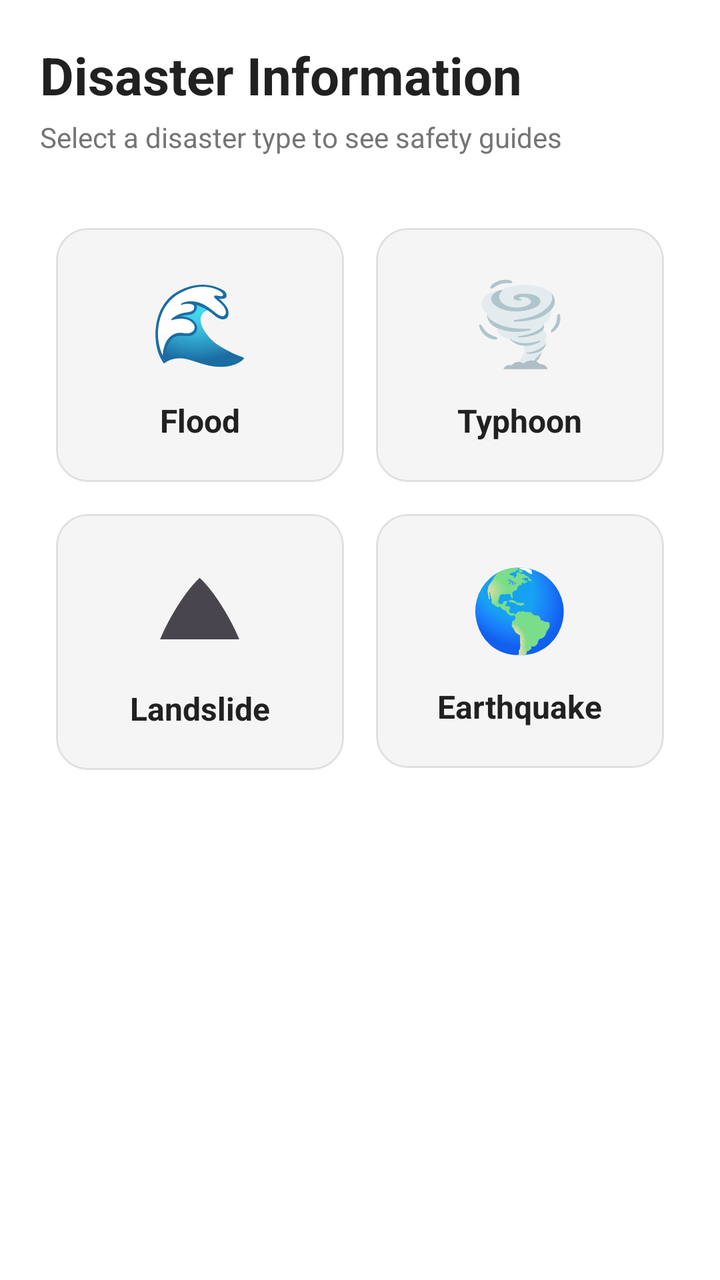
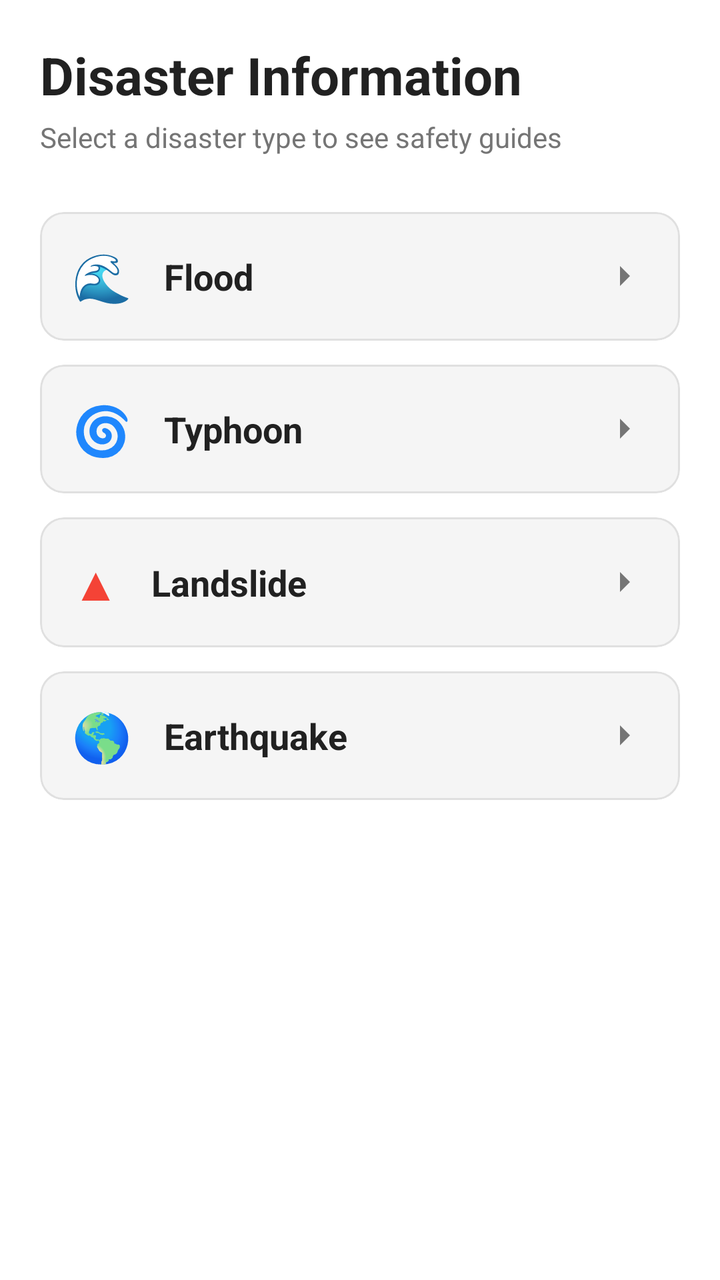

Two renders of the same Android screen: before a commit and after it. Below are the layout's source before the change and the commit's diff.
<!-- AndroidManifest.xml: application theme Theme.Resilio -->
<!-- res/layout/fragment_disaster_awareness.xml -->
<?xml version="1.0" encoding="utf-8"?>
<androidx.coordinatorlayout.widget.CoordinatorLayout xmlns:android="http://schemas.android.com/apk/res/android"
    xmlns:app="http://schemas.android.com/apk/res-auto"
    android:layout_width="match_parent"
    android:layout_height="match_parent"
    android:background="@color/background">

    <com.google.android.material.appbar.AppBarLayout
        android:layout_width="match_parent"
        android:layout_height="wrap_content"
        android:background="@color/background"
        app:elevation="0dp">

        <LinearLayout
            android:layout_width="match_parent"
            android:layout_height="wrap_content"
            android:orientation="vertical"
            android:padding="20dp">

            <TextView
                android:layout_width="wrap_content"
                android:layout_height="wrap_content"
                android:text="@string/disaster_info_title"
                android:textSize="26sp"
                android:textStyle="bold"
                android:textColor="@color/text_primary" />

            <TextView
                android:layout_width="wrap_content"
                android:layout_height="wrap_content"
                android:text="Select a disaster type to see safety guides"
                android:textSize="14sp"
                android:textColor="@color/text_secondary"
                android:layout_marginTop="4dp"/>
        </LinearLayout>
    </com.google.android.material.appbar.AppBarLayout>

    <androidx.core.widget.NestedScrollView
        android:layout_width="match_parent"
        android:layout_height="match_parent"
        app:layout_behavior="@string/appbar_scrolling_view_behavior">

        <LinearLayout
            android:layout_width="match_parent"
            android:layout_height="wrap_content"
            android:orientation="vertical"
            android:paddingHorizontal="20dp"
            android:paddingTop="8dp"
            android:paddingBottom="24dp">

            <GridLayout
                android:layout_width="match_parent"
                android:layout_height="wrap_content"
                android:columnCount="2">

            
            <com.google.android.material.card.MaterialCardView
                android:id="@+id/card_flood"
                android:layout_width="0dp"
                android:layout_height="wrap_content"
                android:layout_columnWeight="1"
                android:layout_margin="8dp"
                app:cardCornerRadius="16dp"
                app:cardBackgroundColor="@color/surface"
                app:strokeWidth="1dp"
                app:strokeColor="@color/divider_color"
                android:clickable="true"
                android:focusable="true">
                <LinearLayout
                    android:layout_width="match_parent"
                    android:layout_height="wrap_content"
                    android:orientation="vertical"
                    android:padding="20dp"
                    android:gravity="center">
                    <TextView
                        android:layout_width="wrap_content"
                        android:layout_height="wrap_content"
                        android:text="🌊"
                        android:textSize="40sp"/>
                    <TextView
                        android:layout_width="wrap_content"
                        android:layout_height="wrap_content"
                        android:text="@string/filter_flood"
                        android:textColor="@color/text_primary"
                        android:textStyle="bold"
                        android:textSize="16sp"
                        android:layout_marginTop="12dp"/>
                </LinearLayout>
            </com.google.android.material.card.MaterialCardView>

            
            <com.google.android.material.card.MaterialCardView
                android:id="@+id/card_typhoon"
                android:layout_width="0dp"
                android:layout_height="wrap_content"
                android:layout_columnWeight="1"
                android:layout_margin="8dp"
                app:cardCornerRadius="16dp"
                app:cardBackgroundColor="@color/surface"
                app:strokeWidth="1dp"
                app:strokeColor="@color/divider_color"
                android:clickable="true"
                android:focusable="true">
                <LinearLayout
                    android:layout_width="match_parent"
                    android:layout_height="wrap_content"
                    android:orientation="vertical"
                    android:padding="20dp"
                    android:gravity="center">
                    <TextView
                        android:layout_width="wrap_content"
                        android:layout_height="wrap_content"
                        android:text="🌪"
                        android:textSize="40sp"/>
                    <TextView
                        android:layout_width="wrap_content"
                        android:layout_height="wrap_content"
                        android:text="@string/filter_typhoon"
                        android:textColor="@color/text_primary"
                        android:textStyle="bold"
                        android:textSize="16sp"
                        android:layout_marginTop="12dp"/>
                </LinearLayout>
            </com.google.android.material.card.MaterialCardView>

            
            <com.google.android.material.card.MaterialCardView
                android:id="@+id/card_landslide"
                android:layout_width="0dp"
                android:layout_height="wrap_content"
                android:layout_columnWeight="1"
                android:layout_margin="8dp"
                app:cardCornerRadius="16dp"
                app:cardBackgroundColor="@color/surface"
                app:strokeWidth="1dp"
                app:strokeColor="@color/divider_color"
                android:clickable="true"
                android:focusable="true">
                <LinearLayout
                    android:layout_width="match_parent"
                    android:layout_height="wrap_content"
                    android:orientation="vertical"
                    android:padding="20dp"
                    android:gravity="center">
                    <TextView
                        android:layout_width="wrap_content"
                        android:layout_height="wrap_content"
                        android:text="⛰"
                        android:textSize="40sp"/>
                    <TextView
                        android:layout_width="wrap_content"
                        android:layout_height="wrap_content"
                        android:text="@string/filter_landslide"
                        android:textColor="@color/text_primary"
                        android:textStyle="bold"
                        android:textSize="16sp"
                        android:layout_marginTop="12dp"/>
                </LinearLayout>
            </com.google.android.material.card.MaterialCardView>

            
            <com.google.android.material.card.MaterialCardView
                android:id="@+id/card_earthquake"
                android:layout_width="0dp"
                android:layout_height="wrap_content"
                android:layout_columnWeight="1"
                android:layout_margin="8dp"
                app:cardCornerRadius="16dp"
                app:cardBackgroundColor="@color/surface"
                app:strokeWidth="1dp"
                app:strokeColor="@color/divider_color"
                android:clickable="true"
                android:focusable="true">
                <LinearLayout
                    android:layout_width="match_parent"
                    android:layout_height="wrap_content"
                    android:orientation="vertical"
                    android:padding="20dp"
                    android:gravity="center">
                    <TextView
                        android:layout_width="wrap_content"
                        android:layout_height="wrap_content"
                        android:text="🌎"
                        android:textSize="40sp"/>
                    <TextView
                        android:layout_width="wrap_content"
                        android:layout_height="wrap_content"
                        android:text="@string/filter_earthquake"
                        android:textColor="@color/text_primary"
                        android:textStyle="bold"
                        android:textSize="16sp"
                        android:layout_marginTop="12dp"/>
                </LinearLayout>
            </com.google.android.material.card.MaterialCardView>

            </GridLayout>
        </LinearLayout>
    </androidx.core.widget.NestedScrollView>

</androidx.coordinatorlayout.widget.CoordinatorLayout>
<!-- resources referenced by this layout -->
<resources>
  <color name="background">#FFFFFF</color>
  <color name="divider_color">#E0E0E0</color>
  <color name="surface">#F5F5F5</color>
  <color name="text_primary">#212121</color>
  <color name="text_secondary">#757575</color>
  <string name="disaster_info_title">Disaster Information</string>
  <string name="filter_earthquake">Earthquake</string>
  <string name="filter_flood">Flood</string>
  <string name="filter_landslide">Landslide</string>
  <string name="filter_typhoon">Typhoon</string>
  <style name="Theme.Resilio" parent="Base.Theme.Resilio" />
  <style name="Base.Theme.Resilio" parent="Theme.Material3.DayNight.NoActionBar">
          
          <item name="colorPrimary">@color/gold_accent</item>
          <item name="colorOnPrimary">@color/black</item>
          <item name="colorSecondary">@color/secondary_blue</item>
          <item name="colorOnSecondary">@color/white</item>
          <item name="colorTertiary">@color/primary_green</item>
          <item name="android:windowBackground">@color/background</item>
          <item name="android:textColorPrimary">@color/text_primary</item>
          <item name="android:textColorSecondary">@color/text_secondary</item>
      </style>
  <color name="gold_accent">#FFD700</color>
  <color name="black">#FF000000</color>
  <color name="secondary_blue">#2196F3</color>
  <color name="white">#FFFFFFFF</color>
  <color name="primary_green">#4CAF50</color>
</resources>

<!-- the commit's change to res/layout/fragment_disaster_awareness.xml (unified diff, before → after) -->
@@ -46,154 +46,330 @@
             android:orientation="vertical"
             android:paddingHorizontal="20dp"
             android:paddingTop="8dp"
-            android:paddingBottom="24dp">
-
-            <GridLayout
+            android:paddingBottom="40dp">
+
+            
+            <LinearLayout
                 android:layout_width="match_parent"
                 android:layout_height="wrap_content"
-                android:columnCount="2">
+                android:orientation="vertical">
+
+                
+                <com.google.android.material.card.MaterialCardView
+                    android:id="@+id/card_flood"
+                    android:layout_width="match_parent"
+                    android:layout_height="wrap_content"
+                    android:layout_marginBottom="12dp"
+                    app:cardCornerRadius="12dp"
+                    app:cardBackgroundColor="@color/surface"
+                    app:strokeWidth="1dp"
+                    app:strokeColor="@color/divider_color"
+                    android:clickable="true"
+                    android:focusable="true">
+                    <LinearLayout
+                        android:layout_width="match_parent"
+                        android:layout_height="wrap_content"
+                        android:orientation="horizontal"
+                        android:padding="16dp"
+                        android:gravity="center_vertical">
+                        <TextView
+                            android:layout_width="wrap_content"
+                            android:layout_height="wrap_content"
+                            android:text="🌊"
+                            android:textSize="24sp"/>
+                        <TextView
+                            android:layout_width="0dp"
+                            android:layout_height="wrap_content"
+                            android:layout_weight="1"
+                            android:layout_marginStart="16dp"
+                            android:text="@string/filter_flood"
+                            android:textColor="@color/text_primary"
+                            android:textStyle="bold"
+                            android:textSize="18sp"/>
+                        <ImageView
+                            android:id="@+id/iv_chevron_flood"
+                            android:layout_width="24dp"
+                            android:layout_height="24dp"
+                            android:src="@drawable/ic_arrow_drop_down"
+                            app:tint="@color/text_secondary"
+                            android:rotation="-90"
+                            android:contentDescription="@null"/>
+                    </LinearLayout>
+                </com.google.android.material.card.MaterialCardView>
+
+                
+                <com.google.android.material.card.MaterialCardView
+                    android:id="@+id/card_typhoon"
+                    android:layout_width="match_parent"
+                    android:layout_height="wrap_content"
+                    android:layout_marginBottom="12dp"
+                    app:cardCornerRadius="12dp"
+                    app:cardBackgroundColor="@color/surface"
+                    app:strokeWidth="1dp"
+                    app:strokeColor="@color/divider_color"
+                    android:clickable="true"
+                    android:focusable="true">
+                    <LinearLayout
+                        android:layout_width="match_parent"
+                        android:layout_height="wrap_content"
+                        android:orientation="horizontal"
+                        android:padding="16dp"
+                        android:gravity="center_vertical">
+                        <TextView
+                            android:layout_width="wrap_content"
+                            android:layout_height="wrap_content"
+                            android:text="🌀"
+                            android:textSize="24sp"/>
+                        <TextView
+                            android:layout_width="0dp"
+                            android:layout_height="wrap_content"
+                            android:layout_weight="1"
+                            android:layout_marginStart="16dp"
+                            android:text="@string/filter_typhoon"
+                            android:textColor="@color/text_primary"
+                            android:textStyle="bold"
+                            android:textSize="18sp"/>
+                        <ImageView
+                            android:id="@+id/iv_chevron_typhoon"
+                            android:layout_width="24dp"
+                            android:layout_height="24dp"
+                            android:src="@drawable/ic_arrow_drop_down"
+                            app:tint="@color/text_secondary"
+                            android:rotation="-90"
+                            android:contentDescription="@null"/>
+                    </LinearLayout>
+                </com.google.android.material.card.MaterialCardView>
+
+                
+                <com.google.android.material.card.MaterialCardView
+                    android:id="@+id/card_landslide"
+                    android:layout_width="match_parent"
+                    android:layout_height="wrap_content"
+                    android:layout_marginBottom="12dp"
+                    app:cardCornerRadius="12dp"
+                    app:cardBackgroundColor="@color/surface"
+                    app:strokeWidth="1dp"
+                    app:strokeColor="@color/divider_color"
+                    android:clickable="true"
+                    android:focusable="true">
+                    <LinearLayout
+                        android:layout_width="match_parent"
+                        android:layout_height="wrap_content"
+                        android:orientation="horizontal"
+                        android:padding="16dp"
+                        android:gravity="center_vertical">
+                        <TextView
+                            android:layout_width="wrap_content"
+                            android:layout_height="wrap_content"
+                            android:text="▲"
+                            android:textSize="24sp"
+                            android:textColor="@color/emergency_red"/>
+                        <TextView
+                            android:layout_width="0dp"
+                            android:layout_height="wrap_content"
+                            android:layout_weight="1"
+                            android:layout_marginStart="16dp"
+                            android:text="@string/filter_landslide"
+                            android:textColor="@color/text_primary"
+                            android:textStyle="bold"
+                            android:textSize="18sp"/>
+                        <ImageView
+                            android:id="@+id/iv_chevron_landslide"
+                            android:layout_width="24dp"
+                            android:layout_height="24dp"
+                            android:src="@drawable/ic_arrow_drop_down"
+                            app:tint="@color/text_secondary"
+                            android:rotation="-90"
+                            android:contentDescription="@null"/>
+                    </LinearLayout>
+                </com.google.android.material.card.MaterialCardView>
+
+                
+                <com.google.android.material.card.MaterialCardView
+                    android:id="@+id/card_earthquake"
+                    android:layout_width="match_parent"
+                    android:layout_height="wrap_content"
+                    android:layout_marginBottom="24dp"
+                    app:cardCornerRadius="12dp"
+                    app:cardBackgroundColor="@color/surface"
+                    app:strokeWidth="1dp"
+                    app:strokeColor="@color/divider_color"
+                    android:clickable="true"
+                    android:focusable="true">
+                    <LinearLayout
+                        android:layout_width="match_parent"
+                        android:layout_height="wrap_content"
+                        android:orientation="horizontal"
+                        android:padding="16dp"
+                        android:gravity="center_vertical">
+                        <TextView
+                            android:layout_width="wrap_content"
+                            android:layout_height="wrap_content"
+                            android:text="🌎"
+                            android:textSize="24sp"/>
+                        <TextView
+                            android:layout_width="0dp"
+                            android:layout_height="wrap_content"
+                            android:layout_weight="1"
+                            android:layout_marginStart="16dp"
+                            android:text="@string/filter_earthquake"
+                            android:textColor="@color/text_primary"
+                            android:textStyle="bold"
+                            android:textSize="18sp"/>
+                        <ImageView
+                            android:id="@+id/iv_chevron_earthquake"
+                            android:layout_width="24dp"
+                            android:layout_height="24dp"
+                            android:src="@drawable/ic_arrow_drop_down"
+                            app:tint="@color/text_secondary"
+                            android:rotation="-90"
+                            android:contentDescription="@null"/>
+                    </LinearLayout>
+                </com.google.android.material.card.MaterialCardView>
+
+            </LinearLayout>
 
             
-            <com.google.android.material.card.MaterialCardView
-                android:id="@+id/card_flood"
-                android:layout_width="0dp"
+            <LinearLayout
+                android:id="@+id/layout_disaster_details"
+                android:layout_width="match_parent"
                 android:layout_height="wrap_content"
-                android:layout_columnWeight="1"
-                android:layout_margin="8dp"
-                app:cardCornerRadius="16dp"
-                app:cardBackgroundColor="@color/surface"
-                app:strokeWidth="1dp"
-                app:strokeColor="@color/divider_color"
-                android:clickable="true"
-                android:focusable="true">
-                <LinearLayout
-                    android:layout_width="match_parent"
-                    android:layout_height="wrap_content"
-                    android:orientation="vertical"
-                    android:padding="20dp"
-                    android:gravity="center">
-                    <TextView
-                        android:layout_width="wrap_content"
-                        android:layout_height="wrap_content"
-                        android:text="🌊"
-                        android:textSize="40sp"/>
-                    <TextView
-                        android:layout_width="wrap_content"
-                        android:layout_height="wrap_content"
-                        android:text="@string/filter_flood"
-                        android:textColor="@color/text_primary"
-                        android:textStyle="bold"
-                        android:textSize="16sp"
-                        android:layout_marginTop="12dp"/>
-                </LinearLayout>
-            </com.google.android.material.card.MaterialCardView>
-
-            
-            <com.google.android.material.card.MaterialCardView
-                android:id="@+id/card_typhoon"
-                android:layout_width="0dp"
-                android:layout_height="wrap_content"
-                android:layout_columnWeight="1"
-                android:layout_margin="8dp"
-                app:cardCornerRadius="16dp"
-                app:cardBackgroundColor="@color/surface"
-                app:strokeWidth="1dp"
-                app:strokeColor="@color/divider_color"
-                android:clickable="true"
-                android:focusable="true">
-                <LinearLayout
-                    android:layout_width="match_parent"
-                    android:layout_height="wrap_content"
-                    android:orientation="vertical"
-                    android:padding="20dp"
-                    android:gravity="center">
-                    <TextView
-                        android:layout_width="wrap_content"
-                        android:layout_height="wrap_content"
-                        android:text="🌪"
-                        android:textSize="40sp"/>
-                    <TextView
-                        android:layout_width="wrap_content"
-                        android:layout_height="wrap_content"
-                        android:text="@string/filter_typhoon"
-                        android:textColor="@color/text_primary"
-                        android:textStyle="bold"
-                        android:textSize="16sp"
-                        android:layout_marginTop="12dp"/>
-                </LinearLayout>
-            </com.google.android.material.card.MaterialCardView>
-
-            
-            <com.google.android.material.card.MaterialCardView
-                android:id="@+id/card_landslide"
-                android:layout_width="0dp"
-                android:layout_height="wrap_content"
-                android:layout_columnWeight="1"
-                android:layout_margin="8dp"
-                app:cardCornerRadius="16dp"
-                app:cardBackgroundColor="@color/surface"
-                app:strokeWidth="1dp"
-                app:strokeColor="@color/divider_color"
-                android:clickable="true"
-                android:focusable="true">
-                <LinearLayout
-                    android:layout_width="match_parent"
-                    android:layout_height="wrap_content"
-                    android:orientation="vertical"
-                    android:padding="20dp"
-                    android:gravity="center">
-                    <TextView
-                        android:layout_width="wrap_content"
-                        android:layout_height="wrap_content"
-                        android:text="⛰"
-                        android:textSize="40sp"/>
-                    <TextView
-                        android:layout_width="wrap_content"
-                        android:layout_height="wrap_content"
-                        android:text="@string/filter_landslide"
-                        android:textColor="@color/text_primary"
-                        android:textStyle="bold"
-                        android:textSize="16sp"
-                        android:layout_marginTop="12dp"/>
-                </LinearLayout>
-            </com.google.android.material.card.MaterialCardView>
-
-            
-            <com.google.android.material.card.MaterialCardView
-                android:id="@+id/card_earthquake"
-                android:layout_width="0dp"
-                android:layout_height="wrap_content"
-                android:layout_columnWeight="1"
-                android:layout_margin="8dp"
-                app:cardCornerRadius="16dp"
-                app:cardBackgroundColor="@color/surface"
-                app:strokeWidth="1dp"
-                app:strokeColor="@color/divider_color"
-                android:clickable="true"
-                android:focusable="true">
-                <LinearLayout
-                    android:layout_width="match_parent"
-                    android:layout_height="wrap_content"
-                    android:orientation="vertical"
-                    android:padding="20dp"
-                    android:gravity="center">
-                    <TextView
-                        android:layout_width="wrap_content"
-                        android:layout_height="wrap_content"
-                        android:text="🌎"
-                        android:textSize="40sp"/>
-                    <TextView
-                        android:layout_width="wrap_content"
-                        android:layout_height="wrap_content"
-                        android:text="@string/filter_earthquake"
-                        android:textColor="@color/text_primary"
-                        android:textStyle="bold"
-                        android:textSize="16sp"
-                        android:layout_marginTop="12dp"/>
-                </LinearLayout>
-            </com.google.android.material.card.MaterialCardView>
-
-            </GridLayout>
+                android:orientation="vertical"
+                android:visibility="gone">
+
+                <View
+                    android:layout_width="match_parent"
+                    android:layout_height="1dp"
+                    android:background="@color/divider_color"
+                    android:layout_marginBottom="24dp"/>
+
+                <TextView
+                    android:id="@+id/tv_detail_title"
+                    android:layout_width="wrap_content"
+                    android:layout_height="wrap_content"
+                    android:text="FLOOD"
+                    android:textSize="22sp"
+                    android:textStyle="bold"
+                    android:textColor="@color/gold_accent"
+                    android:layout_marginBottom="8dp"/>
+
+                <TextView
+                    android:id="@+id/tv_disaster_description"
+                    android:layout_width="match_parent"
+                    android:layout_height="wrap_content"
+                    android:textColor="@color/text_primary"
+                    android:textSize="15sp"
+                    android:textStyle="bold"
+                    android:layout_marginBottom="16dp"
+                    android:text="What is a Flood?"/>
+
+                <TextView
+                    android:id="@+id/tv_disaster_long_desc"
+                    android:layout_width="match_parent"
+                    android:layout_height="wrap_content"
+                    android:textColor="@color/text_secondary"
+                    android:textSize="14sp"
+                    android:layout_marginBottom="24dp"
+                    android:lineSpacingExtra="4dp"/>
+
+                
+                <com.google.android.material.card.MaterialCardView
+                    android:layout_width="match_parent"
+                    android:layout_height="wrap_content"
+                    android:layout_marginBottom="16dp"
+                    app:cardCornerRadius="16dp"
+                    app:cardBackgroundColor="@color/surface"
+                    app:strokeWidth="1dp"
+                    app:strokeColor="@color/divider_color">
+                    <LinearLayout
+                        android:layout_width="match_parent"
+                        android:layout_height="wrap_content"
+                        android:orientation="vertical"
+                        android:padding="16dp">
+                        <TextView
+                            android:id="@+id/tv_section1_title"
+                            android:layout_width="wrap_content"
+                            android:layout_height="wrap_content"
+                            android:text="Safety Preparation (Before)"
+                            android:textColor="@color/gold_accent"
+                            android:textStyle="bold"
+                            android:textSize="16sp"/>
+                        <TextView
+                            android:id="@+id/tv_section1_content"
+                            android:layout_width="match_parent"
+                            android:layout_height="wrap_content"
+                            android:textColor="@color/text_secondary"
+                            android:textSize="14sp"
+                            android:layout_marginTop="8dp"
+                            android:lineSpacingExtra="4dp"/>
+                    </LinearLayout>
+                </com.google.android.material.card.MaterialCardView>
+
+                <com.google.android.material.card.MaterialCardView
+                    android:layout_width="match_parent"
+                    android:layout_height="wrap_content"
+                    android:layout_marginBottom="16dp"
+                    app:cardCornerRadius="16dp"
+                    app:cardBackgroundColor="@color/surface"
+                    app:strokeWidth="1dp"
+                    app:strokeColor="@color/divider_color">
+                    <LinearLayout
+                        android:layout_width="match_parent"
+                        android:layout_height="wrap_content"
+                        android:orientation="vertical"
+                        android:padding="16dp">
+                        <TextView
+                            android:id="@+id/tv_section2_title"
+                            android:layout_width="wrap_content"
+                            android:layout_height="wrap_content"
+                            android:text="During Disaster Actions"
+                            android:textColor="@color/gold_accent"
+                            android:textStyle="bold"
+                            android:textSize="16sp"/>
+                        <TextView
+                            android:id="@+id/tv_section2_content"
+                            android:layout_width="match_parent"
+                            android:layout_height="wrap_content"
+                            android:textColor="@color/text_secondary"
+                            android:textSize="14sp"
+                            android:layout_marginTop="8dp"
+                            android:lineSpacingExtra="4dp"/>
+                    </LinearLayout>
+                </com.google.android.material.card.MaterialCardView>
+
+                <com.google.android.material.card.MaterialCardView
+                    android:layout_width="match_parent"
+                    android:layout_height="wrap_content"
+                    android:layout_marginBottom="16dp"
+                    app:cardCornerRadius="16dp"
+                    app:cardBackgroundColor="@color/surface"
+                    app:strokeWidth="1dp"
+                    app:strokeColor="@color/divider_color">
+                    <LinearLayout
+                        android:layout_width="match_parent"
+                        android:layout_height="wrap_content"
+                        android:orientation="vertical"
+                        android:padding="16dp">
+                        <TextView
+                            android:id="@+id/tv_section3_title"
+                            android:layout_width="wrap_content"
+                            android:layout_height="wrap_content"
+                            android:text="After Disaster (Recovery)"
+                            android:textColor="@color/gold_accent"
+                            android:textStyle="bold"
+                            android:textSize="16sp"/>
+                        <TextView
+                            android:id="@+id/tv_section3_content"
+                            android:layout_width="match_parent"
+                            android:layout_height="wrap_content"
+                            android:textColor="@color/text_secondary"
+                            android:textSize="14sp"
+                            android:layout_marginTop="8dp"
+                            android:lineSpacingExtra="4dp"/>
+                    </LinearLayout>
+                </com.google.android.material.card.MaterialCardView>
+
+            </LinearLayout>
         </LinearLayout>
     </androidx.core.widget.NestedScrollView>
 
<!-- resource entries referenced after the edit -->
@@ -2,9 +2,20 @@
 <resources>
   <color name="background">#FFFFFF</color>
   <color name="divider_color">#E0E0E0</color>
+  <color name="emergency_red">#F44336</color>
   <color name="surface">#F5F5F5</color>
   <color name="text_primary">#212121</color>
   <color name="text_secondary">#757575</color>
+  <!-- drawable ic_arrow_drop_down (drawable) -->
+  <vector xmlns:android="http://schemas.android.com/apk/res/android"
+      android:width="24dp"
+      android:height="24dp"
+      android:viewportWidth="24"
+      android:viewportHeight="24">
+      <path
+          android:fillColor="#FF000000"
+          android:pathData="M7,10l5,5 5,-5z" />
+  </vector>
   <string name="disaster_info_title">Disaster Information</string>
   <string name="filter_earthquake">Earthquake</string>
   <string name="filter_flood">Flood</string>
